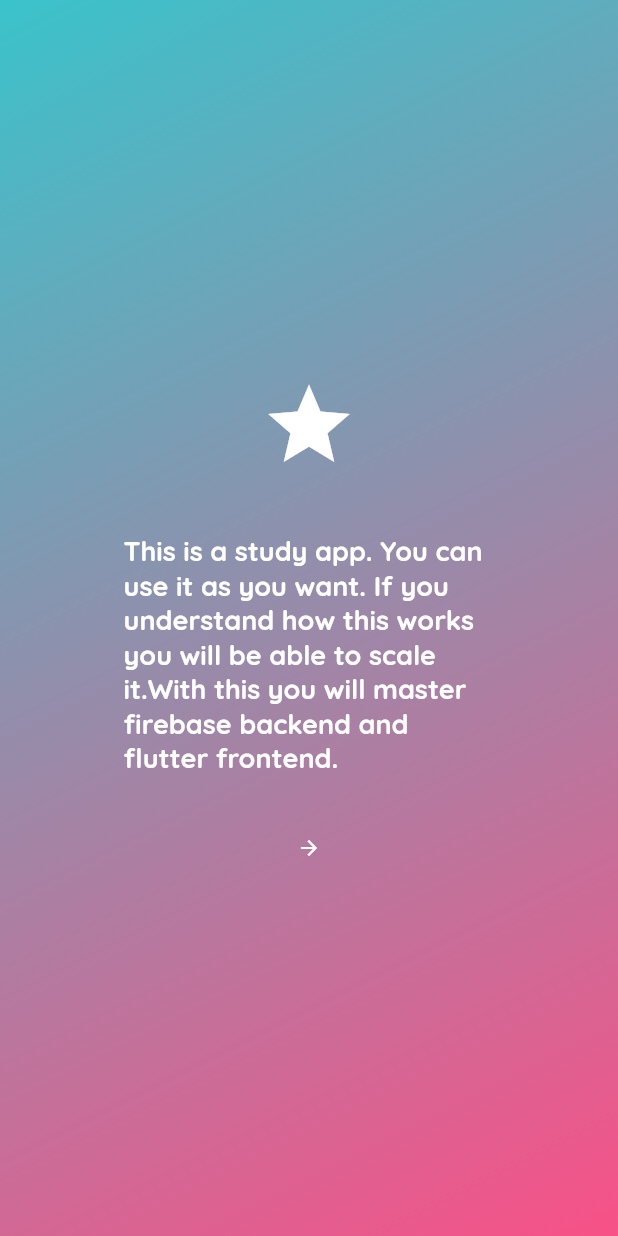
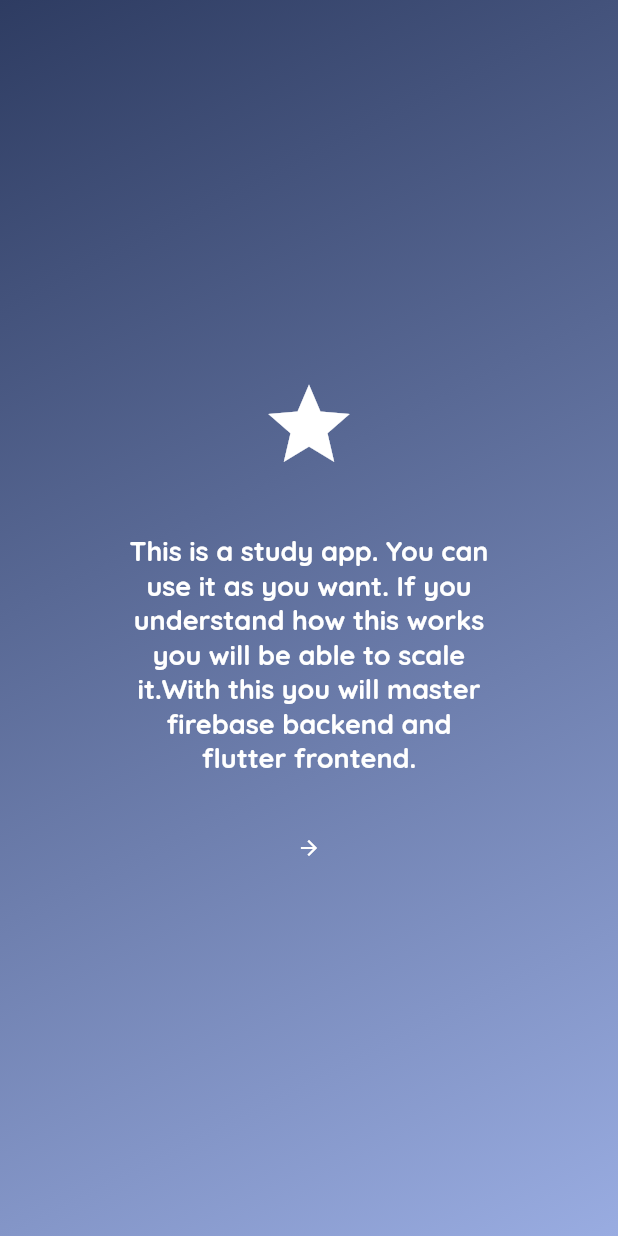
Before and after one commit to LMuchapirei/flutter_study_app, a Flutter app: the screen it shows after launch, on a phone screen of 412 x 824 dp. Run offline on Flutter 3.47's test engine with Material 2 defaults, Android fonts, the phone set to English and light mode, and no system bars; our stand-ins replace cloud_firestore, firebase_core, get, google_fonts; accounts and stored records are empty; project files that could hold a hidden picture were left out.

Commit message:
Added themeing controller and setup both light and dark themes plus retrieving images from firebase #stuck on this

```diff
--- a/analysis_options.yaml
+++ b/analysis_options.yaml
@@ -24,6 +24,7 @@ linter:
   rules:
     prefer_const_constructors: false
     prefer_const_literals_to_create_immutables: false
+    avoid_print: false
     # avoid_print: false  # Uncomment to disable the `avoid_print` rule
     # prefer_single_quotes: true  # Uncomment to enable the `prefer_single_quotes` rule
 
--- a/lib/bindings/initial_bindings.dart
+++ b/lib/bindings/initial_bindings.dart
@@ -1,9 +1,14 @@
 import 'package:flutter_study_app/controllers/auth_controller.dart';
+import 'package:flutter_study_app/controllers/theme_controller.dart';
 import 'package:get/get.dart';
+
+import '../services/firebase_storage_service.dart';
 
 class InitialBindings implements Bindings {
   @override
   void dependencies() {
+    Get.put(ThemeController());
     Get.put(AuthController(), permanent: true);
+    Get.put(FirebaseStorageService());
   }
 }
--- a/lib/configs/themes/app_dark_theme.dart
+++ b/lib/configs/themes/app_dark_theme.dart
@@ -1,4 +1,17 @@
 import 'package:flutter/cupertino.dart';
+import 'package:flutter/material.dart';
+import 'package:flutter_study_app/configs/themes/sub_theme_data_mixin.dart';
 
 const Color primaryDarkColorDark = Color(0xFF2e3c62);
 const Color primaryColorDark = Color(0xFF99ace1);
+const Color mainTextColorDark = Colors.white;
+
+class DarkTheme with SubThemeData {
+  ThemeData buildDarkTheme() {
+    final ThemeData systemDarkTheme = ThemeData.dark();
+    return systemDarkTheme.copyWith(
+        iconTheme: getIconTheme(),
+        textTheme: getTextThemes().apply(
+            displayColor: mainTextColorDark, bodyColor: mainTextColorDark));
+  }
+}
--- a/lib/configs/themes/app_light_theme.dart
+++ b/lib/configs/themes/app_light_theme.dart
@@ -3,14 +3,14 @@ import 'package:flutter_study_app/configs/themes/sub_theme_data_mixin.dart';
 
 const Color primaryLightColorLight = Color(0xFF3ac3cb);
 const Color primaryColorLight = Color(0xFFf85187);
-const Color mainTextColor = Color.fromARGB(255, 40, 40, 40);
+const Color mainTextColorLight = Color.fromARGB(255, 40, 40, 40);
 
 class LightTheme with SubThemeData {
   buildLightTheme() {
     final ThemeData systemLightTheme = ThemeData.light();
     return systemLightTheme.copyWith(
         iconTheme: getIconTheme(),
-        textTheme: getTextThemes()
-            .apply(bodyColor: mainTextColor, displayColor: mainTextColor));
+        textTheme: getTextThemes().apply(
+            bodyColor: mainTextColorLight, displayColor: mainTextColorLight));
   }
 }
--- a/lib/controllers/auth_controller.dart
+++ b/lib/controllers/auth_controller.dart
@@ -1,5 +1,3 @@
-import 'dart:ffi';
-
 import 'package:get/get.dart';
 
 class AuthController extends GetxController {
--- /dev/null
+++ b/lib/controllers/theme_controller.dart
@@ -0,0 +1,22 @@
+import 'package:flutter/material.dart';
+import 'package:flutter_study_app/configs/themes/app_dark_theme.dart';
+import 'package:flutter_study_app/configs/themes/app_light_theme.dart';
+import 'package:get/get.dart';
+
+class ThemeController extends GetxController {
+  late ThemeData _darkTheme;
+  late ThemeData _lightTheme;
+  @override
+  void onInit() {
+    initializeThemeData();
+    super.onInit();
+  }
+
+  initializeThemeData() {
+    _darkTheme = DarkTheme().buildDarkTheme();
+    _lightTheme = LightTheme().buildLightTheme();
+  }
+
+  ThemeData get darkTheme => _darkTheme;
+  ThemeData get lightTheme => _lightTheme;
+}
--- a/lib/main.dart
+++ b/lib/main.dart
@@ -2,12 +2,15 @@ import 'package:firebase_core/firebase_core.dart';
 import 'package:flutter/material.dart';
 import 'package:flutter_study_app/bindings/initial_bindings.dart';
 import 'package:flutter_study_app/configs/themes/app_light_theme.dart';
+import 'package:flutter_study_app/controllers/theme_controller.dart';
 import 'package:flutter_study_app/data_uploader_screen.dart';
 import 'package:flutter_study_app/firebase_options.dart';
 import 'package:flutter_study_app/routes/app_routes.dart';
 import 'package:flutter_study_app/screens/introduction/introduction.dart';
 import 'package:flutter_study_app/screens/splash/splash_screen.dart';
 import 'package:get/get.dart';
+
+import 'configs/themes/app_dark_theme.dart';
 
 // For uploading files in firestore
 //void main() async {
@@ -31,6 +34,7 @@ class MyApp extends StatelessWidget {
   @override
   Widget build(BuildContext context) {
     return GetMaterialApp(
-        theme: LightTheme().buildLightTheme(), getPages: AppRoutes.routes());
+        theme: Get.find<ThemeController>().darkTheme,
+        getPages: AppRoutes.routes());
   }
 }
--- a/lib/routes/app_routes.dart
+++ b/lib/routes/app_routes.dart
@@ -1,3 +1,6 @@
+import 'package:flutter/foundation.dart';
+import 'package:flutter_study_app/controllers/question_paper/question_paper_controller.dart';
+import 'package:flutter_study_app/screens/home/home_screen.dart';
 import 'package:flutter_study_app/screens/introduction/introduction.dart';
 
 import '../screens/splash/splash_screen.dart';
@@ -5,7 +8,14 @@ import 'package:get/get.dart';
 
 class AppRoutes {
   static routes() => [
-        GetPage(name: "/", page: () => SplashScreen()),
-        GetPage(name: "/introduction", page: () => AppIntroductionScreen())
+        GetPage(name: "/", page: () => const SplashScreen()),
+        GetPage(
+            name: "/introduction", page: () => const AppIntroductionScreen()),
+        GetPage(
+            name: "/home",
+            page: () => const HomeScreen(),
+            binding: BindingsBuilder(() {
+              Get.put(QuestionPaperController());
+            }))
       ];
 }
--- a/lib/screens/introduction/introduction.dart
+++ b/lib/screens/introduction/introduction.dart
@@ -28,6 +28,7 @@ class AppIntroductionScreen extends StatelessWidget {
               ),
               const Text(
                   'This is a study app. You can use it as you want. If you understand how this works you will be able to scale it.With this you will master firebase backend and flutter frontend.',
+                  textAlign: TextAlign.center,
                   style: TextStyle(
                       fontSize: 18,
                       color: onSurfaceTextColor,
@@ -36,7 +37,10 @@ class AppIntroductionScreen extends StatelessWidget {
                 height: 40,
               ),
               AppCircleButton(
-                opTap: () => null,
+                opTap: () {
+                  print("Clicked ");
+                  Get.toNamed("/home");
+                },
                 child: const Icon(Icons.arrow_forward),
               )
             ],
--- a/pubspec.yaml
+++ b/pubspec.yaml
@@ -37,6 +37,7 @@ dependencies:
   firebase_core: ^1.21.0
   cloud_firestore: ^3.4.5
   google_fonts: ^3.0.1
+  firebase_storage: ^10.3.6
 
 dev_dependencies:
   flutter_test:
```
Also changed, not shown: lib/controllers/question_paper/question_paper_controller.dart (added, +23 -0 lines), lib/screens/home/home_screen.dart (added, +33 -0 lines).
